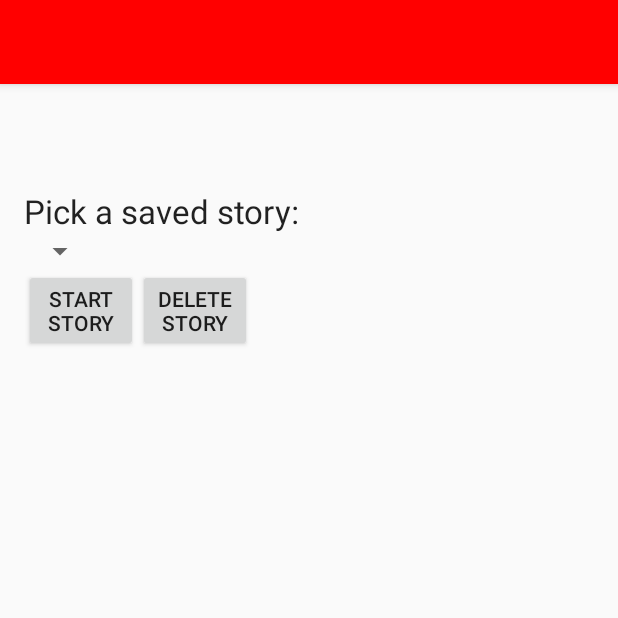
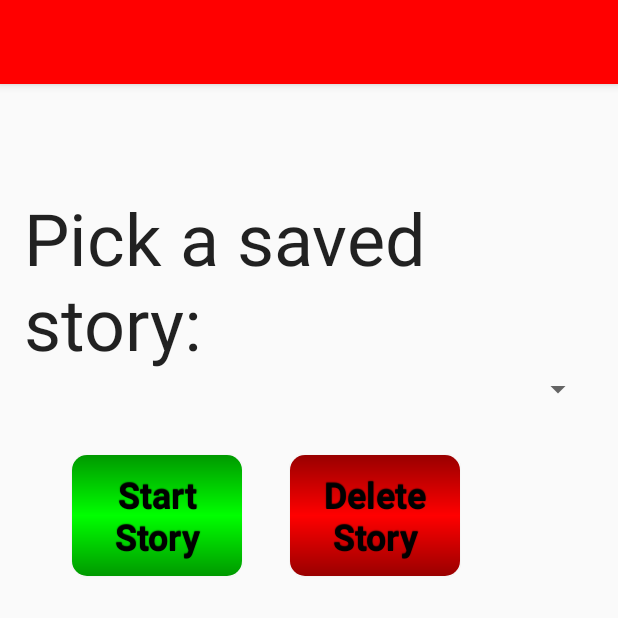
Before and after one commit to carimartinez123/SillyStories, an Android app: the SavedStoryActivity screen opened directly, with no data from a screen before it, on a phone screen of 412 x 824 dp, the top half of it. Run offline under Robolectric (Android 15) with nearby library versions, the phone set to English and light mode, and no system bars.

Commit message:
added more delete story code

```diff
--- a/app/src/main/java/carimartinez123/sillystories/SavedStoryActivity.java
+++ b/app/src/main/java/carimartinez123/sillystories/SavedStoryActivity.java
@@ -31,21 +31,12 @@ public class SavedStoryActivity extends AppCompatActivity {
 
     }
 
-    @Override
-    public void onResume() {
-
-        super.onResume();
-        setContentView(R.layout.activity_saved_story);
-        savedStorySpinner = (Spinner) findViewById(R.id.savedStorySpinner);
-        initSpinner();
-
-    }
 
 
     public void initSpinner(){
         savedStorySpinner = (Spinner) findViewById(R.id.savedStorySpinner);
         filenameList = getSavedFiles();
-        adapter = new ArrayAdapter<>(SavedStoryActivity.this, android.R.layout.simple_spinner_item, filenameList);
+        adapter = new ArrayAdapter<>(SavedStoryActivity.this, android.R.layout.simple_spinner_dropdown_item, filenameList);
         adapter.setDropDownViewResource(android.R.layout.simple_spinner_dropdown_item);
         savedStorySpinner.setAdapter(adapter);
         addListenerOnSpinnerItemSelection();
@@ -78,6 +69,8 @@ public class SavedStoryActivity extends AppCompatActivity {
        if(fileToDelete != null)
        {
            AlertDialog confirmDeleteBox = AskOption();
+           filenameList.remove(fileToDelete.getName());
+           adapter.notifyDataSetChanged();
            confirmDeleteBox.show();
 
        }
@@ -86,8 +79,7 @@ public class SavedStoryActivity extends AppCompatActivity {
 
     public static void setFileToDelete(File fileToDelete) {
         SavedStoryActivity.fileToDelete = fileToDelete;
-        filenameList.remove(fileToDelete.getName());
-        adapter.notifyDataSetChanged();
+
     }
 
     private AlertDialog AskOption() {
--- a/app/src/main/res/layout/content_saved_story.xml
+++ b/app/src/main/res/layout/content_saved_story.xml
@@ -26,10 +26,11 @@
             android:id="@+id/pickSavedStoryText"
             android:layout_alignParentTop="true"
             android:layout_centerHorizontal="true"
-            android:layout_marginTop="54dp" />
+            android:layout_marginTop="54dp"
+            android:textSize="48dp" />
 
         <Spinner
-            android:layout_width="wrap_content"
+            android:layout_width="match_parent"
             android:layout_height="wrap_content"
             android:id="@+id/savedStorySpinner"
             android:layout_alignParentTop="true"
@@ -40,27 +41,32 @@
             android:orientation="horizontal"
             android:layout_width="match_parent"
             android:layout_height="match_parent"
+            android:padding="@dimen/activity_horizontal_margin"
             android:weightSum="5">
 
             <Button
-                android:layout_weight="1"
+                android:layout_weight="2"
                 android:layout_width="0dp"
                 android:layout_height="wrap_content"
                 android:text="Start Story"
                 android:id="@+id/startStoryButton"
                 android:layout_alignParentBottom="true"
                 android:layout_centerHorizontal="true"
-                android:onClick="startBook" />
+                android:layout_margin="@dimen/activity_horizontal_margin"
+                android:onClick="startBook"
+                style="@style/greenButtonStyle" />
 
             <Button
-                android:layout_weight="1"
+                android:layout_weight="2"
                 android:layout_width="0dp"
                 android:layout_height="wrap_content"
                 android:text="Delete Story"
                 android:id="@+id/deleteStoryButton"
+                android:layout_margin="@dimen/activity_horizontal_margin"
                 android:layout_alignParentBottom="true"
                 android:layout_centerHorizontal="true"
-                android:onClick="deleteBook" />
+                android:onClick="deleteBook"
+                style="@style/redButtonStyle" />
         </LinearLayout>
     </LinearLayout>
 </RelativeLayout>
--- /dev/null
+++ b/app/src/main/res/layout/spinner_layout.xml
@@ -0,0 +1,8 @@
+<?xml version="1.0" encoding="utf-8"?>
+<TextView xmlns:android="http://schemas.android.com/apk/res/android"
+    android:id="@+id/spinnerTarget"
+    android:layout_width="fill_parent"
+    android:layout_height="wrap_content"
+    android:textSize="18pt"
+    android:textColor="#000000"
+    android:gravity="center"/>
```
